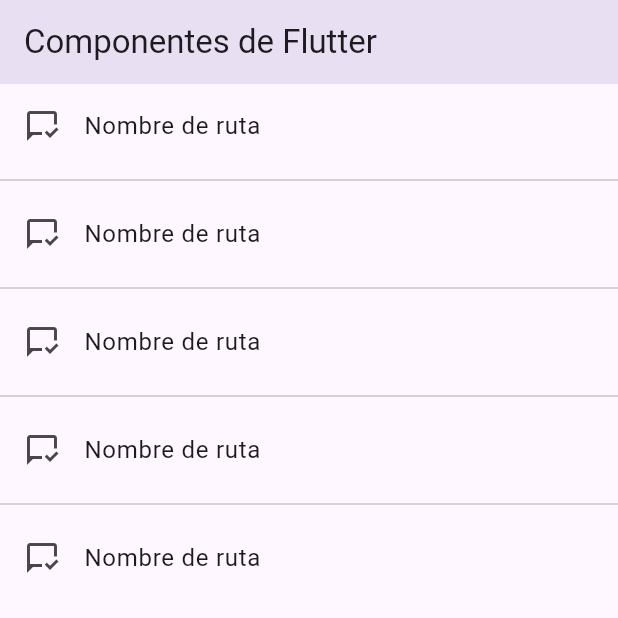
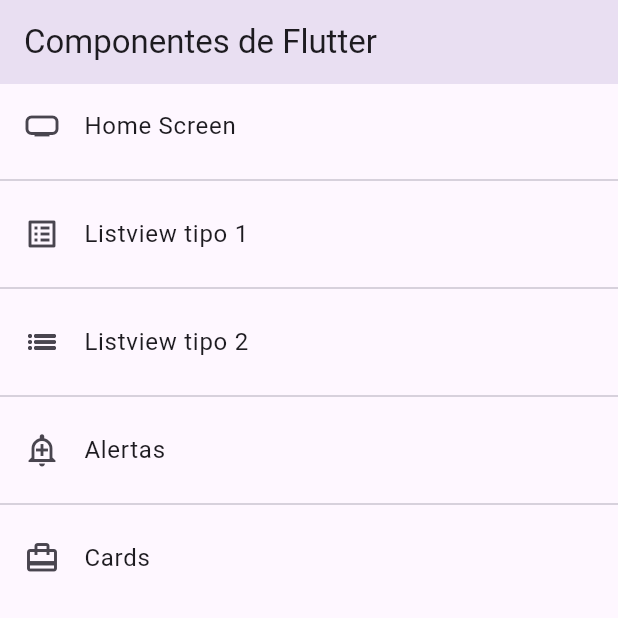
Before and after one commit to AlexGalla27/fl_components, a Flutter app: the screen it shows after launch, on a phone screen of 412 x 824 dp, the top half of it. Run offline on Flutter 3.47's test engine with Material 3 defaults, Android fonts, the phone set to English and light mode, and no system bars.

Commit message:
routes_final

```diff
--- a/lib/main.dart
+++ b/lib/main.dart
@@ -14,7 +14,7 @@ class MyApp extends StatelessWidget {
       title: 'Material App',
       //home: Listview2Screen(),
       initialRoute: AppRoutes.initialRoute,
-      routes: AppRoutes.routes,
+      routes: AppRoutes.getAppRoutes(),
       onGenerateRoute: AppRoutes.onGenerateRoute,
     );
   }
--- /dev/null
+++ b/lib/models/menu_options.dart
@@ -0,0 +1,15 @@
+import 'package:flutter/material.dart';
+
+class MenuOption {
+  final String route;
+  final IconData icon;
+  final String name;
+  final Widget screen;
+
+  MenuOption({
+    required this.route,
+    required this.icon,
+    required this.name,
+    required this.screen
+  });
+}
--- /dev/null
+++ b/lib/models/models.dart
@@ -0,0 +1 @@
+export 'package:fl_components/models/menu_options.dart';
--- a/lib/routes/app_routes.dart
+++ b/lib/routes/app_routes.dart
@@ -1,24 +1,57 @@
+import 'package:fl_components/models/models.dart';
 import 'package:fl_components/screens/screens.dart';
 import 'package:flutter/material.dart';
-
 
 class AppRoutes {
   static const initialRoute = 'home';
 
-  static Map<String, Widget Function(BuildContext)> routes = {
-        'listview1': (BuildContext context) => Listview1Screen(),
-        'listview2' : (BuildContext context) => Listview2Screen(),
-        'alert': (BuildContext context) => AlertScreen(),
-        'card': (BuildContext context) => CardScreen(),
-        'home': (BuildContext context) => HomeScreen()
-  };
+  static final MenuOptions = <MenuOption>[
+    MenuOption(
+      route: 'home',
+      icon: Icons.home_max_outlined,
+      name: 'Home Screen',
+      screen: const HomeScreen()
+    ),
+    MenuOption(
+      route: 'listview1',
+      icon: Icons.list_alt_outlined,
+      name: 'Listview tipo 1',
+      screen: const Listview1Screen()
+    ),
+    MenuOption(
+      route: 'listview2',
+      icon: Icons.list_sharp,
+      name: 'Listview tipo 2',
+      screen: const Listview2Screen()
+    ),
+    MenuOption(
+      route: 'alert',
+      icon: Icons.add_alert_outlined,
+      name: 'Alertas',
+      screen: const AlertScreen()
+    ),
+    MenuOption(
+      route: 'card',
+      icon: Icons.card_travel_outlined,
+      name: 'Cards',
+      screen: const CardScreen()
+    ),
+  ];
 
-     static Route<dynamic> onGenerateRoute(RouteSettings settings){
 
+  static Map<String, Widget Function(BuildContext) > getAppRoutes(){
+    Map<String, Widget Function(BuildContext) > appRoutes = {};
+
+    for ( final option in MenuOptions ) {
+      appRoutes.addAll({option.route : ( BuildContext context ) => option.screen});
+    }
+
+    return appRoutes;
+  }
+
+  static Route<dynamic> onGenerateRoute( RouteSettings settings) {
         return MaterialPageRoute(
           builder: (context) => AlertScreen()
-          );
-
-     }
-
+        );
+      }
 }
--- a/lib/screens/home_screen.dart
+++ b/lib/screens/home_screen.dart
@@ -1,3 +1,4 @@
+import 'package:fl_components/routes/app_routes.dart';
 import 'package:fl_components/screens/screens.dart';
 import 'package:flutter/material.dart';
 
@@ -14,16 +15,16 @@ class HomeScreen extends StatelessWidget {
       ),
       body: ListView.separated(
         itemBuilder: (context, index) => ListTile(
-          leading: Icon(Icons.mark_chat_read_outlined),
-          title: Text('Nombre de ruta'),
+          leading: Icon(AppRoutes.MenuOptions[index].icon),
+          title: Text(AppRoutes.MenuOptions[index].name),
           onTap: () {
             //final route = MaterialPageRoute(builder: (context) => Listview1Screen(),);
             //Navigator.pushReplacement(context, route);
-            Navigator.pushNamed(context, 'card');
+            Navigator.pushNamed(context, AppRoutes.MenuOptions[index].route);
           },
         ),
         separatorBuilder: (context, index) => Divider(),
-        itemCount: 5
+        itemCount: AppRoutes.MenuOptions.length
       )
     );
   }
```
